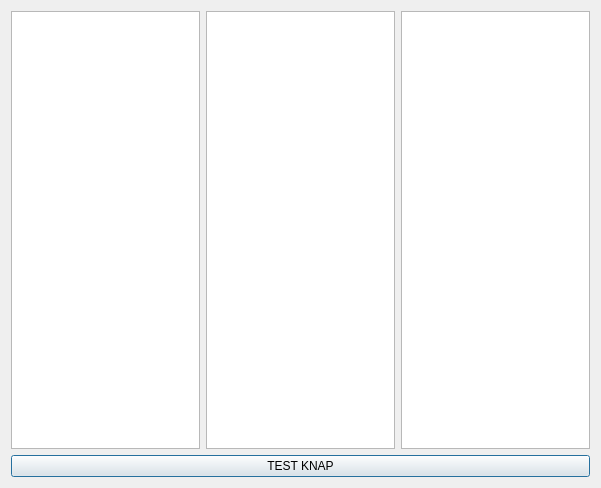
Above: statistikbanken_dialog_base.ui from regiongis/statistikbanken before the change. Below: the same form after it.
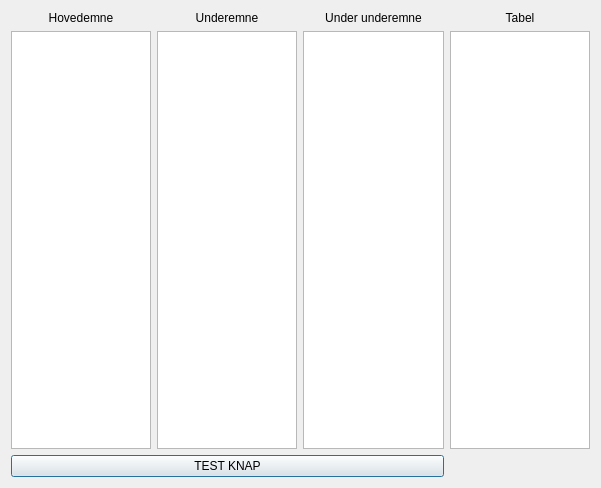
That is the form after the change.

Commit message: Kan nu hente oplysninger helt til tabelniveau

Diff of the .ui file:
```diff
--- a/statistikbanken_dialog_base.ui
+++ b/statistikbanken_dialog_base.ui
@@ -30,6 +30,55 @@
      </property>
     </widget>
    </item>
+   <item row="1" column="2">
+    <widget class="QListWidget" name="listWidget_3"/>
+   </item>
+   <item row="1" column="0">
+    <widget class="QListWidget" name="listWidget"/>
+   </item>
+   <item row="1" column="3">
+    <widget class="QListWidget" name="listWidget_4"/>
+   </item>
+   <item row="0" column="0">
+    <widget class="QLabel" name="label">
+     <property name="text">
+      <string>Hovedemne</string>
+     </property>
+     <property name="alignment">
+      <set>Qt::AlignCenter</set>
+     </property>
+    </widget>
+   </item>
+   <item row="0" column="1">
+    <widget class="QLabel" name="label_2">
+     <property name="text">
+      <string>Underemne</string>
+     </property>
+     <property name="alignment">
+      <set>Qt::AlignCenter</set>
+     </property>
+    </widget>
+   </item>
+   <item row="0" column="2">
+    <widget class="QLabel" name="label_3">
+     <property name="text">
+      <string>Under underemne</string>
+     </property>
+     <property name="alignment">
+      <set>Qt::AlignCenter</set>
+     </property>
+    </widget>
+   </item>
+   <item row="0" column="3">
+    <widget class="QLabel" name="label_4">
+     <property name="text">
+      <string>Tabel</string>
+     </property>
+     <property name="alignment">
+      <set>Qt::AlignCenter</set>
+     </property>
+    </widget>
+   </item>
   </layout>
  </widget>
  <resources/>
```
Left out of the diff: 6 changed lines with no effect on the pictures. The commit also changes 2 other files.
